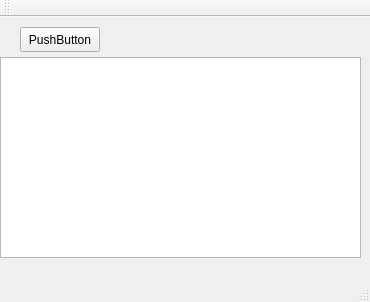
Above: eğitim  ve mini projeler/mini projeler/network_class_2/mainwindow.ui from yakupc55/c--linux-havadurumu before the change. Below: the same form after it.
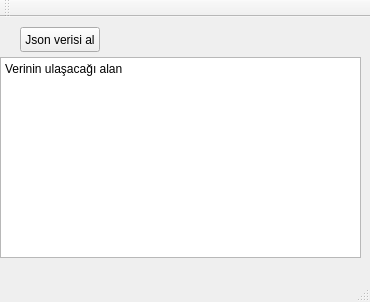
That is the form after the change.

Patch:
```diff
--- a/eğitim  ve mini projeler/mini projeler/network_class_2/mainwindow.ui
+++ b/eğitim  ve mini projeler/mini projeler/network_class_2/mainwindow.ui
@@ -23,6 +23,13 @@
       <height>201</height>
      </rect>
     </property>
+    <property name="html">
+     <string>&lt;!DOCTYPE HTML PUBLIC &quot;-//W3C//DTD HTML 4.0//EN&quot; &quot;http://www.w3.org/TR/REC-html40/strict.dtd&quot;&gt;
+&lt;html&gt;&lt;head&gt;&lt;meta name=&quot;qrichtext&quot; content=&quot;1&quot; /&gt;&lt;style type=&quot;text/css&quot;&gt;
+p, li { white-space: pre-wrap; }
+&lt;/style&gt;&lt;/head&gt;&lt;body style=&quot; font-family:'Noto Sans'; font-size:9pt; font-weight:400; font-style:normal;&quot;&gt;
+&lt;p style=&quot; margin-top:0px; margin-bottom:0px; margin-left:0px; margin-right:0px; -qt-block-indent:0; text-indent:0px;&quot;&gt;Verinin ulaşacağı alan&lt;/p&gt;&lt;/body&gt;&lt;/html&gt;</string>
+    </property>
    </widget>
    <widget class="QPushButton" name="pushButton">
     <property name="geometry">
@@ -34,7 +41,7 @@
      </rect>
     </property>
     <property name="text">
-     <string>PushButton</string>
+     <string>Json verisi al</string>
     </property>
    </widget>
   </widget>
```
